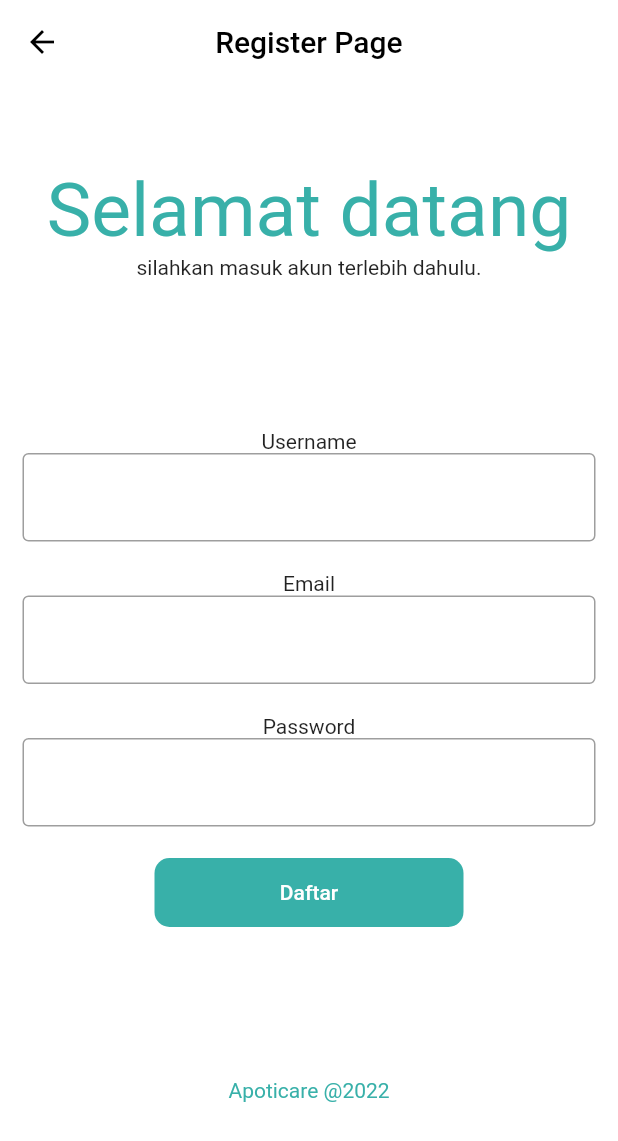
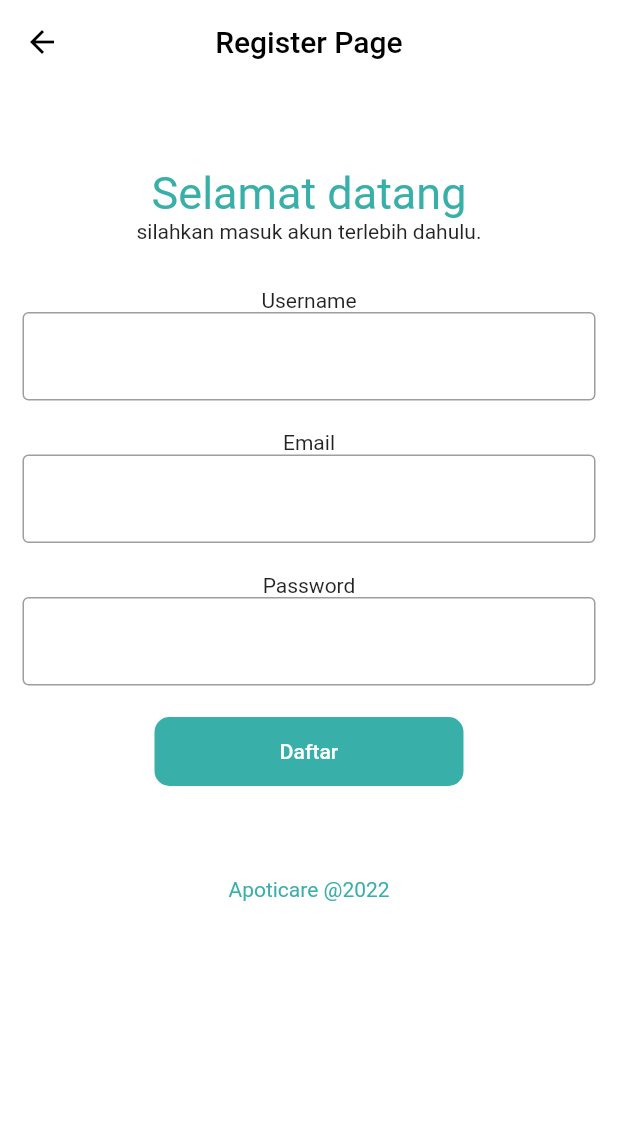
Before and after one commit to tikariza22/PROJEK-PBM, a Flutter app: the screen it shows after launch, after a tap on "Daftar Akun", on a phone screen of 412 x 824 dp. Shown: the top 1141 px of the screen. Run offline on Flutter 3.47's test engine with Material 2 defaults, Android fonts, the light colour scheme and no system bars; our stand-ins replace get.

Commit message:
merubah ukuran fontsize dan sizedbox

```diff
--- a/lib/app/modules/login/views/login_view.dart
+++ b/lib/app/modules/login/views/login_view.dart
@@ -31,7 +31,7 @@ class LoginView extends GetView<LoginController> {
               ),
               Text(
                 "Selamat datang",
-                style: TextStyle(fontSize: 50, color: Color(0xff38B0A9)),
+                style: TextStyle(fontSize: 30, color: Color(0xff38B0A9)),
               ),
               Text(
                 "silahkan masuk akun terlebih dahulu.",
@@ -79,7 +79,7 @@ class LoginView extends GetView<LoginController> {
                 ),
               ),
               SizedBox(
-                height: 150,
+                height: 10,
               ),
               Text(
                 "Apoticare @2022",
--- a/lib/app/modules/register/views/register_view.dart
+++ b/lib/app/modules/register/views/register_view.dart
@@ -30,14 +30,14 @@ class RegisterView extends GetView<RegisterController> {
             ),
             Text(
               "Selamat datang",
-              style: TextStyle(fontSize: 50, color: Color(0xff38B0A9)),
+              style: TextStyle(fontSize: 30, color: Color(0xff38B0A9)),
             ),
             Text(
               "silahkan masuk akun terlebih dahulu.",
               textAlign: TextAlign.center,
             ),
             SizedBox(
-              height: 100,
+              height: 30,
             ),
             Text(
               "Username",
@@ -85,7 +85,7 @@ class RegisterView extends GetView<RegisterController> {
               ),
             ),
             SizedBox(
-              height: 100,
+              height: 60,
             ),
             Text(
               "Apoticare @2022",
--- a/lib/app/modules/welcome/views/welcome_view.dart
+++ b/lib/app/modules/welcome/views/welcome_view.dart
@@ -29,7 +29,7 @@ class WelcomeView extends GetView<WelcomeController> {
             Text(
               "Selamat Datang",
               style: TextStyle(
-                fontSize: 40,
+                fontSize: 30,
                 fontWeight: FontWeight.normal,
                 color: Color(0xff38B0A9),
               ),
@@ -43,7 +43,7 @@ class WelcomeView extends GetView<WelcomeController> {
               style: TextStyle(),
             ),
             SizedBox(
-              height: 70,
+              height: 60,
             ),
             Container(
               width: Get.width * 0.5,
```
